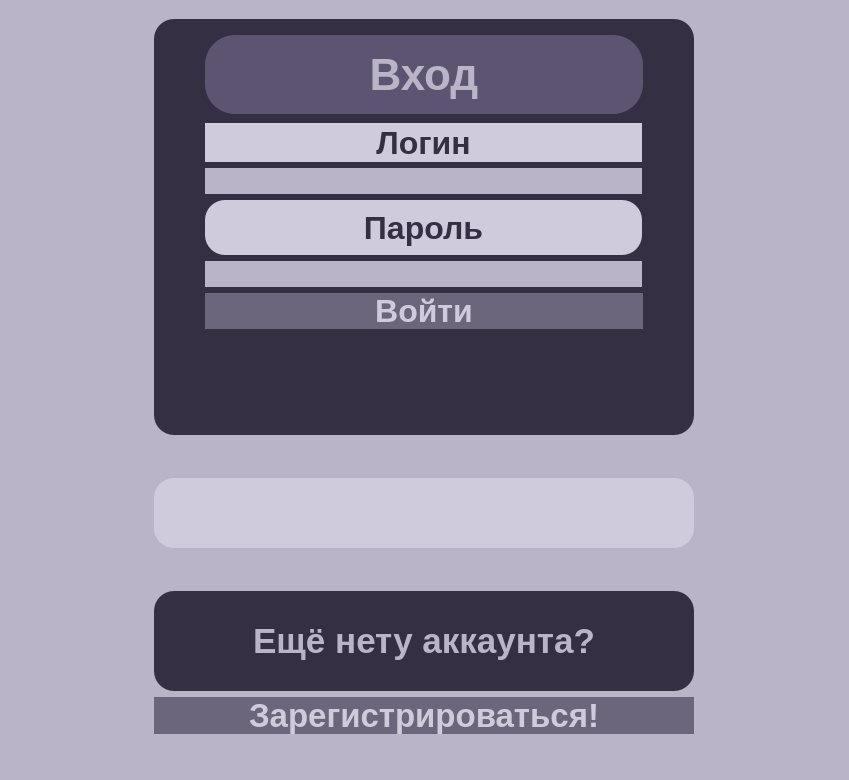
Above: AutorisWindow/AutorisWindow.ui from EvelinComputer/LittleChat before the change. Below: the same form after it.
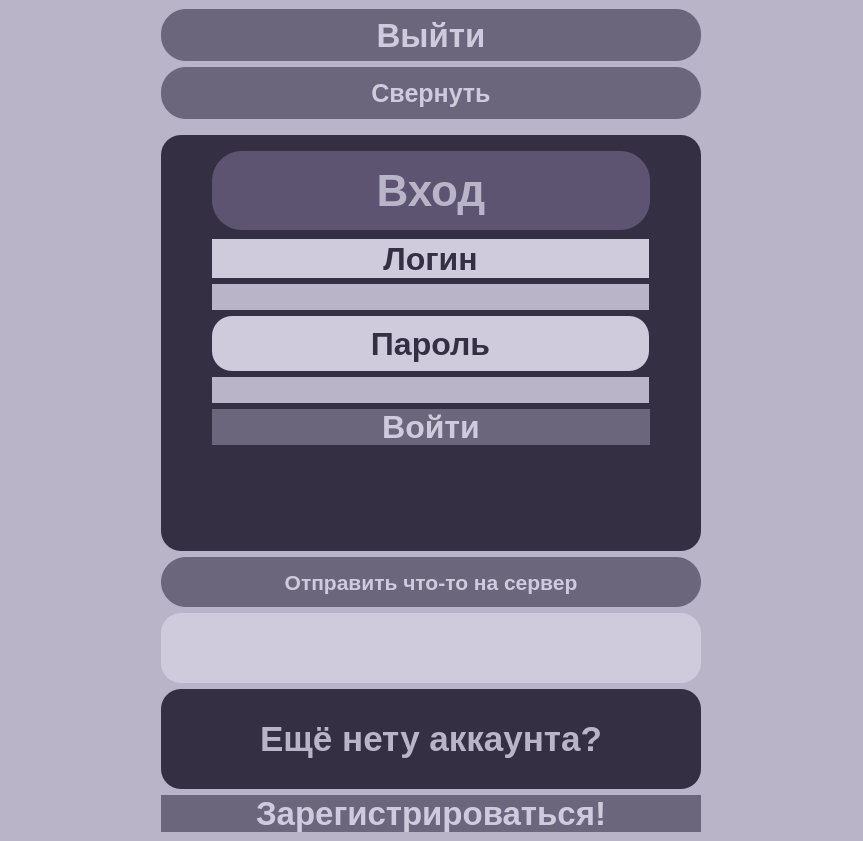
That is the form after the change.

Diff of the .ui file:
```diff
--- a/AutorisWindow/AutorisWindow.ui
+++ b/AutorisWindow/AutorisWindow.ui
@@ -6,8 +6,8 @@
    <rect>
     <x>0</x>
     <y>0</y>
-    <width>849</width>
-    <height>780</height>
+    <width>863</width>
+    <height>834</height>
    </rect>
   </property>
   <property name="windowTitle">
@@ -37,23 +37,33 @@
 }</string>
    </property>
    <layout class="QGridLayout" name="gridLayout">
-    <item row="1" column="0">
-     <spacer name="verticalSpacer_5">
+    <item row="7" column="0">
+     <spacer name="verticalSpacer_6">
       <property name="orientation">
        <enum>Qt::Vertical</enum>
       </property>
-      <property name="sizeType">
-       <enum>QSizePolicy::Minimum</enum>
-      </property>
       <property name="sizeHint" stdset="0">
        <size>
         <width>20</width>
-        <height>10</height>
+        <height>40</height>
        </size>
       </property>
      </spacer>
     </item>
     <item row="9" column="0">
+     <spacer name="verticalSpacer">
+      <property name="orientation">
+       <enum>Qt::Vertical</enum>
+      </property>
+      <property name="sizeHint" stdset="0">
+       <size>
+        <width>20</width>
+        <height>40</height>
+       </size>
+      </property>
+     </spacer>
+    </item>
+    <item row="13" column="0">
      <spacer name="verticalSpacer_4">
       <property name="orientation">
        <enum>Qt::Vertical</enum>
@@ -66,7 +76,7 @@
       </property>
      </spacer>
     </item>
-    <item row="8" column="0">
+    <item row="12" column="0">
      <widget class="QPushButton" name="B_ToReg">
       <property name="font">
        <font>
@@ -83,41 +93,23 @@
       </property>
      </widget>
     </item>
-    <item row="7" column="0">
-     <widget class="QLabel" name="L_YouHaventAcc">
-      <property name="minimumSize">
-       <size>
-        <width>0</width>
-        <height>100</height>
-       </size>
+    <item row="4" column="0">
+     <spacer name="verticalSpacer_5">
+      <property name="orientation">
+       <enum>Qt::Vertical</enum>
       </property>
-      <property name="maximumSize">
+      <property name="sizeType">
+       <enum>QSizePolicy::Minimum</enum>
+      </property>
+      <property name="sizeHint" stdset="0">
        <size>
-        <width>600</width>
-        <height>750</height>
+        <width>20</width>
+        <height>10</height>
        </size>
       </property>
-      <property name="font">
-       <font>
-        <pointsize>26</pointsize>
-        <weight>75</weight>
-        <bold>true</bold>
-       </font>
-      </property>
-      <property name="styleSheet">
-       <string notr="true">background: #352F44;
-border-radius: 20px;
-color: #B9B4C7</string>
-      </property>
-      <property name="text">
-       <string>Ещё нету аккаунта?</string>
-      </property>
-      <property name="alignment">
-       <set>Qt::AlignCenter</set>
-      </property>
-     </widget>
+     </spacer>
     </item>
-    <item row="2" column="0">
+    <item row="5" column="0">
      <widget class="QWidget" name="widget" native="true">
       <property name="minimumSize">
        <size>
@@ -380,20 +372,7 @@
       </layout>
      </widget>
     </item>
-    <item row="3" column="0">
-     <spacer name="verticalSpacer_6">
-      <property name="orientation">
-       <enum>Qt::Vertical</enum>
-      </property>
-      <property name="sizeHint" stdset="0">
-       <size>
-        <width>20</width>
-        <height>40</height>
-       </size>
-      </property>
-     </spacer>
-    </item>
-    <item row="4" column="0">
+    <item row="8" column="0">
      <widget class="QLabel" name="L_Error">
       <property name="minimumSize">
        <size>
@@ -421,18 +400,111 @@
       </property>
      </widget>
     </item>
-    <item row="5" column="0">
-     <spacer name="verticalSpacer">
-      <property name="orientation">
-       <enum>Qt::Vertical</enum>
+    <item row="11" column="0">
+     <widget class="QLabel" name="L_YouHaventAcc">
+      <property name="minimumSize">
+       <size>
+        <width>0</width>
+        <height>100</height>
+       </size>
       </property>
-      <property name="sizeHint" stdset="0">
+      <property name="maximumSize">
        <size>
-        <width>20</width>
-        <height>40</height>
+        <width>600</width>
+        <height>750</height>
        </size>
       </property>
-     </spacer>
+      <property name="font">
+       <font>
+        <pointsize>26</pointsize>
+        <weight>75</weight>
+        <bold>true</bold>
+       </font>
+      </property>
+      <property name="styleSheet">
+       <string notr="true">background: #352F44;
+border-radius: 20px;
+color: #B9B4C7</string>
+      </property>
+      <property name="text">
+       <string>Ещё нету аккаунта?</string>
+      </property>
+      <property name="alignment">
+       <set>Qt::AlignCenter</set>
+      </property>
+     </widget>
+    </item>
+    <item row="6" column="0">
+     <widget class="QPushButton" name="B_Communication">
+      <property name="minimumSize">
+       <size>
+        <width>0</width>
+        <height>50</height>
+       </size>
+      </property>
+      <property name="font">
+       <font>
+        <pointsize>16</pointsize>
+        <weight>75</weight>
+        <bold>true</bold>
+       </font>
+      </property>
+      <property name="text">
+       <string>Отправить что-то на сервер</string>
+      </property>
+     </widget>
+    </item>
+    <item row="2" column="0">
+     <widget class="QPushButton" name="B_Close">
+      <property name="minimumSize">
+       <size>
+        <width>0</width>
+        <height>52</height>
+       </size>
+      </property>
+      <property name="maximumSize">
+       <size>
+        <width>550</width>
+        <height>16777215</height>
+       </size>
+      </property>
+      <property name="font">
+       <font>
+        <pointsize>19</pointsize>
+        <weight>75</weight>
+        <bold>true</bold>
+       </font>
+      </property>
+      <property name="text">
+       <string>Свернуть</string>
+      </property>
+     </widget>
+    </item>
+    <item row="1" column="0">
+     <widget class="QPushButton" name="B_Exit">
+      <property name="minimumSize">
+       <size>
+        <width>256</width>
+        <height>52</height>
+       </size>
+      </property>
+      <property name="maximumSize">
+       <size>
+        <width>550</width>
+        <height>16777215</height>
+       </size>
+      </property>
+      <property name="font">
+       <font>
+        <pointsize>25</pointsize>
+        <weight>75</weight>
+        <bold>true</bold>
+       </font>
+      </property>
+      <property name="text">
+       <string>Выйти</string>
+      </property>
+     </widget>
     </item>
    </layout>
   </widget>
```
